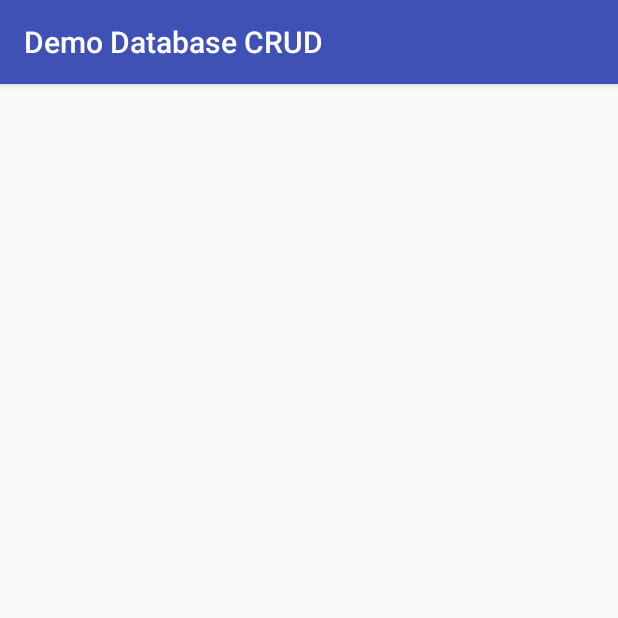
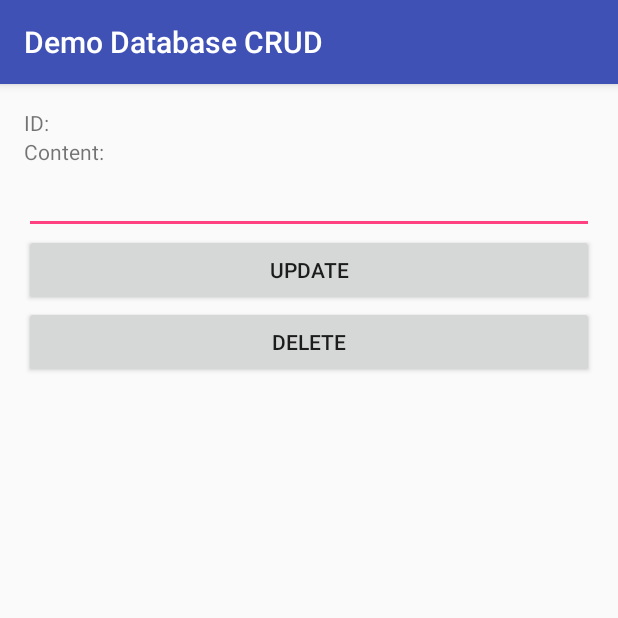
Before and after one commit to Wen-New/DemoDatabaseCRUD, an Android app: the EditActivity screen opened directly, with no data from a screen before it, on a phone screen of 412 x 824 dp, the top half of it. Run offline under Robolectric (Android 15) with nearby library versions, the phone set to English and light mode, and no system bars; 2 statements that could not run were skipped.

```diff
--- a/app/src/main/java/com/myapplicationdev/android/demodatabasecrud/EditActivity.java
+++ b/app/src/main/java/com/myapplicationdev/android/demodatabasecrud/EditActivity.java
@@ -1,13 +1,57 @@
 package com.myapplicationdev.android.demodatabasecrud;
 
+import android.content.Intent;
+import android.os.Bundle;
 import android.support.v7.app.AppCompatActivity;
-import android.os.Bundle;
+import android.view.View;
+import android.widget.Button;
+import android.widget.EditText;
+import android.widget.TextView;
 
 public class EditActivity extends AppCompatActivity {
+
+    TextView tvID;
+    EditText etContent;
+    Button btnUpdate, btnDelete;
+    Note data;
 
     @Override
     protected void onCreate(Bundle savedInstanceState) {
         super.onCreate(savedInstanceState);
         setContentView(R.layout.activity_edit);
+
+        //initialize the variables with UI here
+        tvID = (TextView) findViewById(R.id.tvID);
+        etContent = (EditText) findViewById(R.id.etContent);
+        btnUpdate = (Button)findViewById(R.id.btnUpdate);
+        btnDelete = (Button)findViewById(R.id.btnDelete);
+
+        Intent i = getIntent();
+        data = (Note) i.getSerializableExtra("data");
+
+        tvID.setText("ID: " + data.getId());
+        etContent.setText(data.getNoteContent());
+
+        btnUpdate.setOnClickListener(new View.OnClickListener() {
+            @Override
+            public void onClick(View v) {
+                DBHelper dbh = new DBHelper(EditActivity.this);
+                data.setNoteContent(etContent.getText().toString());
+                dbh.updateNote(data);
+                dbh.close();
+                setResult(RESULT_OK);
+                finish();
+            }
+        });
+        btnDelete.setOnClickListener(new View.OnClickListener() {
+            @Override
+            public void onClick(View v) {
+                DBHelper dbh = new DBHelper(EditActivity.this);
+                dbh.deleteNote(data.getId());
+                dbh.close();
+                setResult(RESULT_OK);
+                finish();
+            }
+        });
     }
 }
--- a/app/src/main/java/com/myapplicationdev/android/demodatabasecrud/Note.java
+++ b/app/src/main/java/com/myapplicationdev/android/demodatabasecrud/Note.java
@@ -23,4 +23,10 @@ public class Note implements Serializable {
     public void setNoteContent(String noteContent) {
         this.noteContent = noteContent;
     }
+
+    @Override
+    public String toString() {
+        return "ID:" + id + ", " + noteContent;
+    }
+
 }
--- a/app/src/main/res/layout/activity_edit.xml
+++ b/app/src/main/res/layout/activity_edit.xml
@@ -1,9 +1,51 @@
 <?xml version="1.0" encoding="utf-8"?>
-<android.support.constraint.ConstraintLayout xmlns:android="http://schemas.android.com/apk/res/android"
+<LinearLayout xmlns:android="http://schemas.android.com/apk/res/android"
     xmlns:app="http://schemas.android.com/apk/res-auto"
     xmlns:tools="http://schemas.android.com/tools"
     android:layout_width="match_parent"
     android:layout_height="match_parent"
+    android:orientation="vertical"
     tools:context=".EditActivity">
 
-</android.support.constraint.ConstraintLayout>
+    <TextView
+        android:id="@+id/tvID"
+        android:layout_width="match_parent"
+        android:layout_height="wrap_content"
+        android:layout_marginLeft="16dp"
+        android:layout_marginRight="16dp"
+        android:layout_marginTop="16dp"
+        android:text="ID: " />
+
+    <TextView
+        android:id="@+id/TextView"
+        android:layout_width="match_parent"
+        android:layout_height="wrap_content"
+        android:layout_marginLeft="16dp"
+        android:layout_marginRight="16dp"
+        android:text="Content: " />
+
+    <EditText
+        android:id="@+id/etContent"
+        android:layout_width="match_parent"
+        android:layout_height="wrap_content"
+        android:layout_marginLeft="16dp"
+        android:layout_marginRight="16dp"
+        android:ems="10"
+        android:inputType="textPersonName" />
+
+    <Button
+        android:id="@+id/btnUpdate"
+        android:layout_width="match_parent"
+        android:layout_height="wrap_content"
+        android:layout_marginLeft="16dp"
+        android:layout_marginRight="16dp"
+        android:text="Update" />
+
+    <Button
+        android:id="@+id/btnDelete"
+        android:layout_width="match_parent"
+        android:layout_height="wrap_content"
+        android:layout_marginLeft="16dp"
+        android:layout_marginRight="16dp"
+        android:text="Delete" />
+</LinearLayout>
```
Also changed, not shown: app/src/main/java/com/myapplicationdev/android/demodatabasecrud/DBHelper.java (+44 -53 lines), app/src/main/java/com/myapplicationdev/android/demodatabasecrud/MainActivity.java (+61 -4 lines), app/src/main/res/layout/activity_main.xml (+16 -3 lines).
